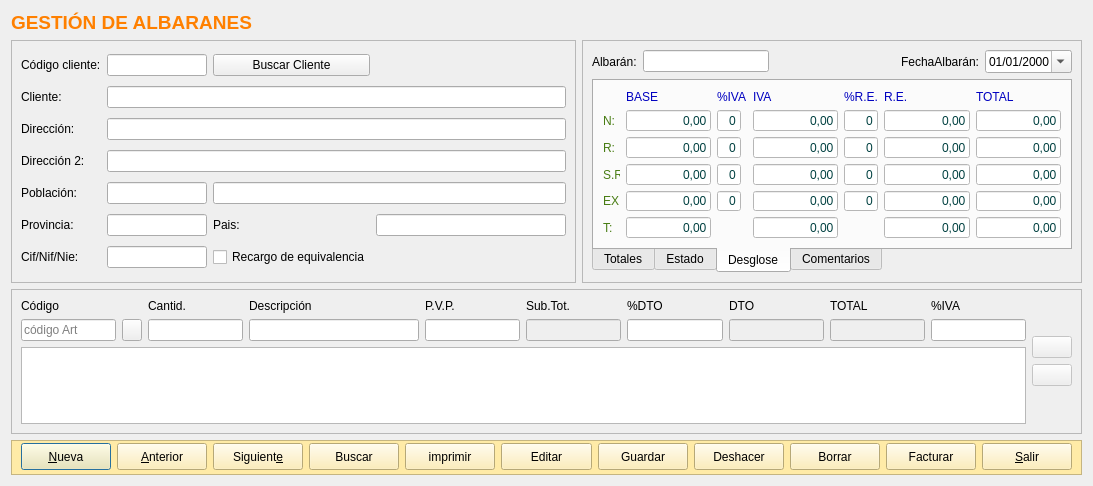
Above: frmalbaran.ui from arcnexus/RedFoX before the change. Below: the same form after it.
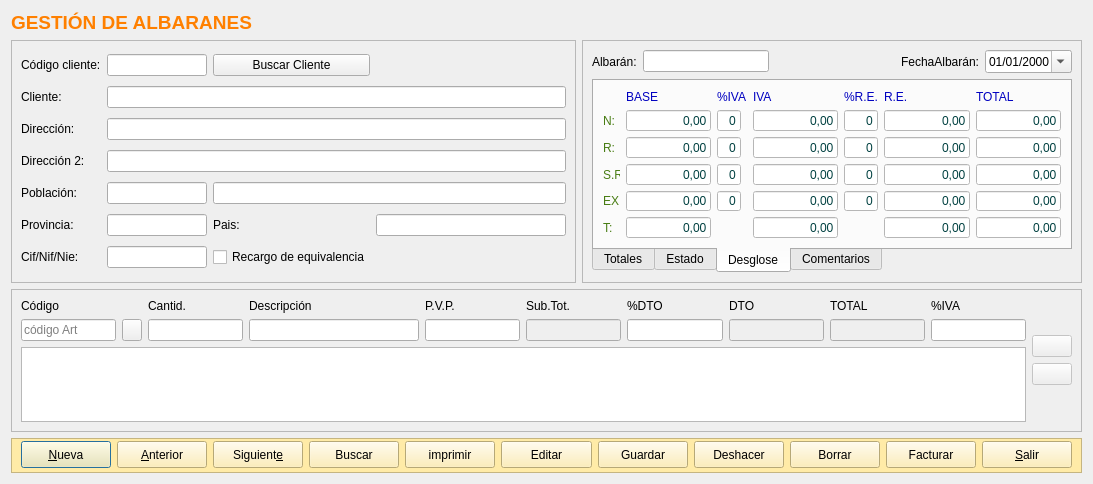
That is the form after the change. The open tabs and pages were chosen to show the change. Icons and pictures are not drawn.

Diff of the .ui file:
```diff
--- a/frmalbaran.ui
+++ b/frmalbaran.ui
@@ -7,7 +7,7 @@
     <x>0</x>
     <y>0</y>
     <width>1093</width>
-    <height>486</height>
+    <height>484</height>
    </rect>
   </property>
   <property name="windowTitle">
```
Left out of the diff: 2 changed lines with no effect on the pictures.
